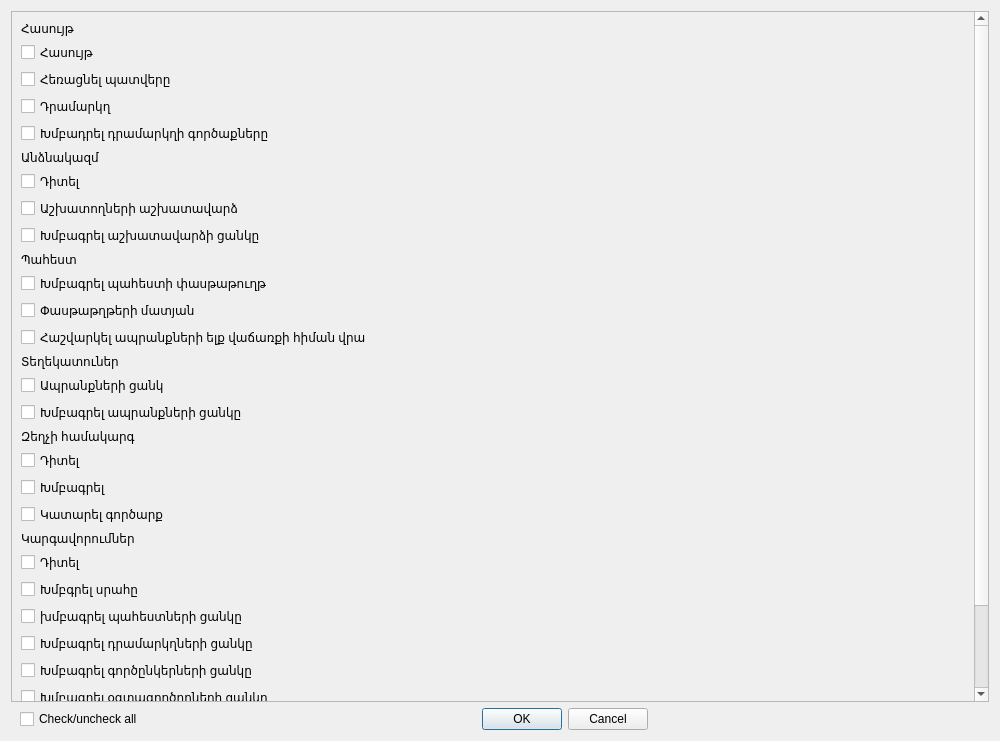
Old version of the form Resort/dlguserrights.ui in the repository End1-1/Resort-2.
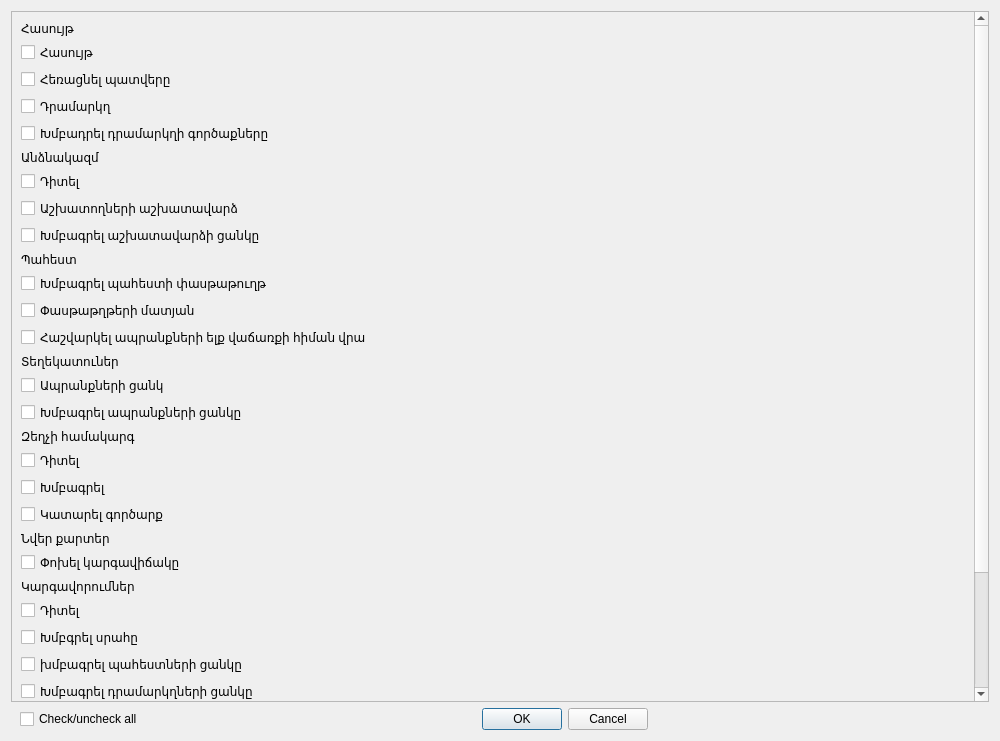
New version of the form.

```diff
--- a/Resort/dlguserrights.ui
+++ b/Resort/dlguserrights.ui
@@ -253,6 +253,29 @@
          </property>
         </widget>
        </item>
+       <item>
+        <widget class="QLabel" name="label_gift_cart">
+         <property name="sizePolicy">
+          <sizepolicy hsizetype="Preferred" vsizetype="Fixed">
+           <horstretch>0</horstretch>
+           <verstretch>0</verstretch>
+          </sizepolicy>
+         </property>
+         <property name="text">
+          <string>Նվեր քարտեր</string>
+         </property>
+        </widget>
+       </item>
+       <item>
+        <widget class="QCheckBox" name="checkBox_gift_cart_status">
+         <property name="text">
+          <string>Փոխել կարգավիճակը</string>
+         </property>
+         <property name="tag" stdset="0">
+          <number>19</number>
+         </property>
+        </widget>
+       </item>
        <item>
         <widget class="QLabel" name="label_12">
          <property name="sizePolicy">
```
